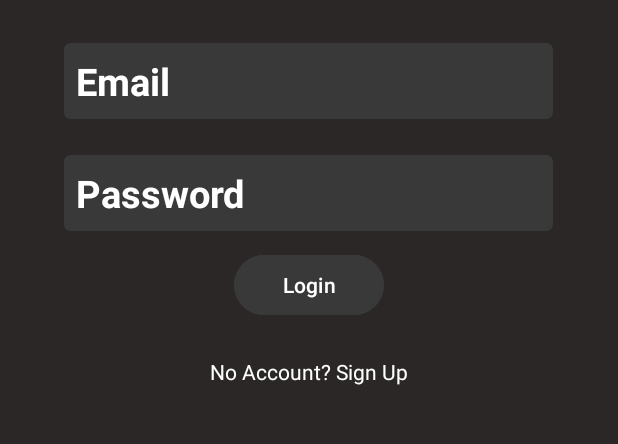
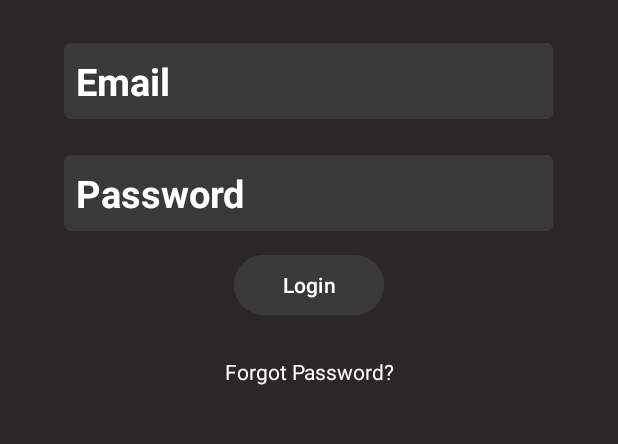
Before and after one commit to takhtart/Locktalk_MessageApp, an Android app: the screen it shows after launch (Login), on a phone screen of 412 x 824 dp, the part 445-889 px from its top. Run offline under Robolectric (Android 15) with nearby library versions, the phone set to English and light mode, and no system bars; our stand-ins replace Firebase (no records; nobody signed in at launch, a user with empty details on screens opened directly).

Commit message:
Changed login text to "Forget Password?"

```diff
--- a/app/src/main/java/com/example/locktalk_messageapp/controllers/SignUpStep1.java
+++ b/app/src/main/java/com/example/locktalk_messageapp/controllers/SignUpStep1.java
@@ -77,7 +77,6 @@ public class SignUpStep1 extends AppCompatActivity {
 
     }
     void PasswordReset(String email_string){
-        Log.i("email:", email_string);
         mAuth.sendPasswordResetEmail(email_string)
                 .addOnSuccessListener(new OnSuccessListener<Void>() {
                     @Override
--- a/app/src/main/res/layout/activity_login.xml
+++ b/app/src/main/res/layout/activity_login.xml
@@ -128,7 +128,7 @@
             android:layout_height="wrap_content"
             android:padding="10dp"
             android:layout_margin="10dp"
-            android:text="No Account? Sign Up"
+            android:text="Forgot Password?"
             android:textAlignment="center"
             android:textAppearance="@style/TextAppearance.AppCompat.Small"
             android:textColor="@color/white"/>
```
